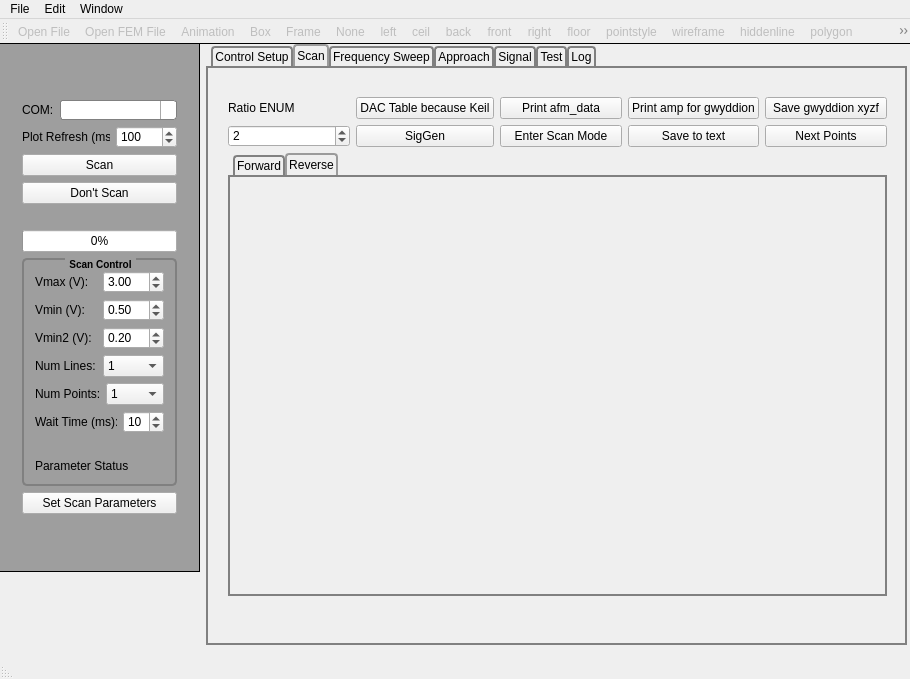
Old version of the form gui/mainwindow.ui in the repository neil-sarkar/AFM-CLIENT.
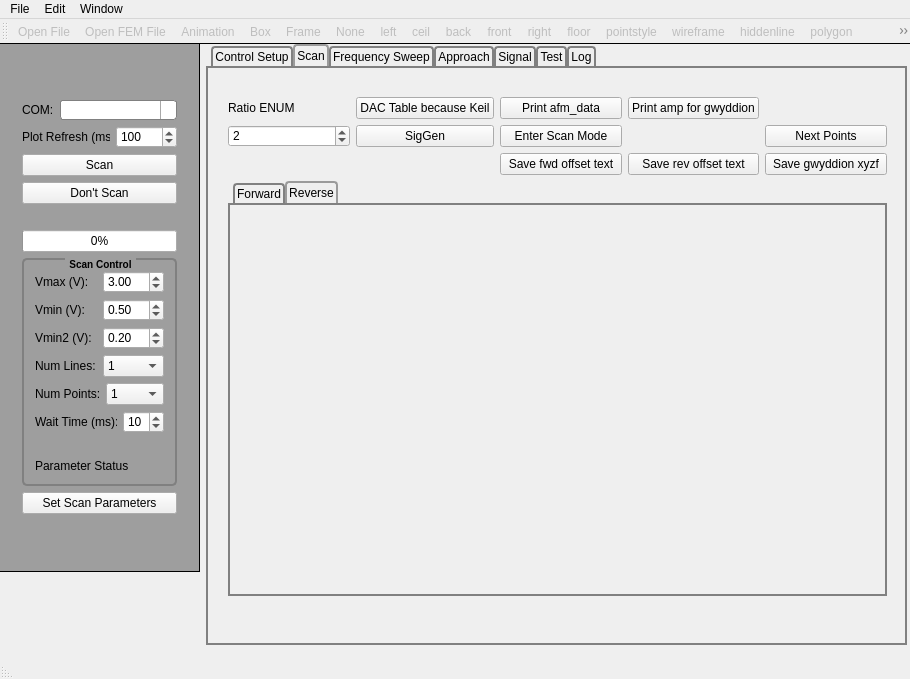
New version of the form. The open tabs and pages were chosen to show the change. Icons and pictures are not drawn.

Diff of the .ui file:
```diff
--- a/gui/mainwindow.ui
+++ b/gui/mainwindow.ui
@@ -1338,17 +1338,24 @@
            </property>
           </widget>
          </item>
-         <item row="1" column="5">
+         <item row="3" column="5">
           <widget class="QPushButton" name="btn_save_gxyzf">
            <property name="text">
             <string>Save gwyddion xyzf</string>
            </property>
           </widget>
          </item>
-         <item row="2" column="4">
+         <item row="3" column="3">
           <widget class="QPushButton" name="btn_save_txt_1">
            <property name="text">
-            <string>Save to text</string>
+            <string>Save fwd offset text</string>
+           </property>
+          </widget>
+         </item>
+         <item row="3" column="4">
+          <widget class="QPushButton" name="btn_save_txt_2">
+           <property name="text">
+            <string>Save rev offset text</string>
            </property>
           </widget>
          </item>
```
Left out of the diff: 98 changed lines with no effect on the pictures.
